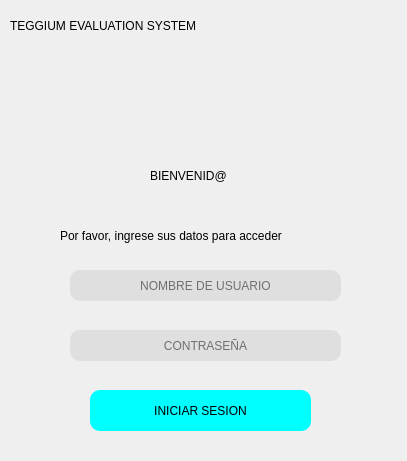
Before: the Qt Designer form interfaces/log_in.ui in Ersa77/teggium_evaluations, drawn with Qt 5.
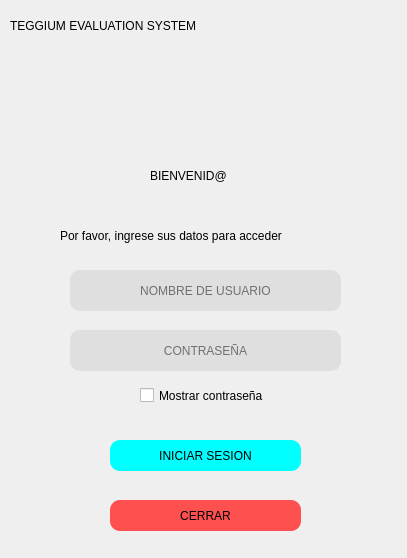
After: the same form once the commit is applied. Icons and pictures are not drawn.

Patch:
```diff
--- a/interfaces/log_in.ui
+++ b/interfaces/log_in.ui
@@ -7,7 +7,7 @@
     <x>0</x>
     <y>0</y>
     <width>407</width>
-    <height>461</height>
+    <height>558</height>
    </rect>
   </property>
   <property name="windowTitle">
@@ -37,6 +37,21 @@
 
 #log_in_button:pressed {
 background-color: rgb(27, 198, 186)
+}
+
+#cerrar_button {background-color: rgb(255, 80, 80);
+font: 14pt &quot;Arial&quot;;
+border-radius: 10px;
+border-width: 2px;
+hover: rgb(212, 255, 252)
+}
+
+#cerrar_button:hover {
+background-color: rgb(255, 136, 136);
+}
+
+#cerrar_button:pressed {
+background-color: rgb(186, 3, 3)
 }</string>
   </property>
   <widget class="QLabel" name="label_welcome">
@@ -94,7 +109,7 @@
      <x>70</x>
      <y>270</y>
      <width>271</width>
-     <height>31</height>
+     <height>41</height>
     </rect>
    </property>
    <property name="styleSheet">
@@ -122,7 +137,7 @@
      <x>70</x>
      <y>330</y>
      <width>271</width>
-     <height>31</height>
+     <height>41</height>
     </rect>
    </property>
    <property name="styleSheet">
@@ -138,10 +153,10 @@
   <widget class="QPushButton" name="log_in_button">
    <property name="geometry">
     <rect>
-     <x>90</x>
-     <y>390</y>
-     <width>221</width>
-     <height>41</height>
+     <x>110</x>
+     <y>440</y>
+     <width>191</width>
+     <height>31</height>
     </rect>
    </property>
    <property name="styleSheet">
@@ -168,6 +183,35 @@
     <pixmap>../media/imagenes/logo.jpg</pixmap>
    </property>
   </widget>
+  <widget class="QPushButton" name="cerrar_button">
+   <property name="geometry">
+    <rect>
+     <x>110</x>
+     <y>500</y>
+     <width>191</width>
+     <height>31</height>
+    </rect>
+   </property>
+   <property name="text">
+    <string>CERRAR</string>
+   </property>
+  </widget>
+  <widget class="QCheckBox" name="show_pass">
+   <property name="geometry">
+    <rect>
+     <x>140</x>
+     <y>380</y>
+     <width>151</width>
+     <height>31</height>
+    </rect>
+   </property>
+   <property name="styleSheet">
+    <string notr="true">font: 10pt &quot;MS Shell Dlg 2&quot;;</string>
+   </property>
+   <property name="text">
+    <string>Mostrar contraseña</string>
+   </property>
+  </widget>
  </widget>
  <resources/>
  <connections/>
```
Left out of the diff: 3 changed lines with no effect on the pictures.
